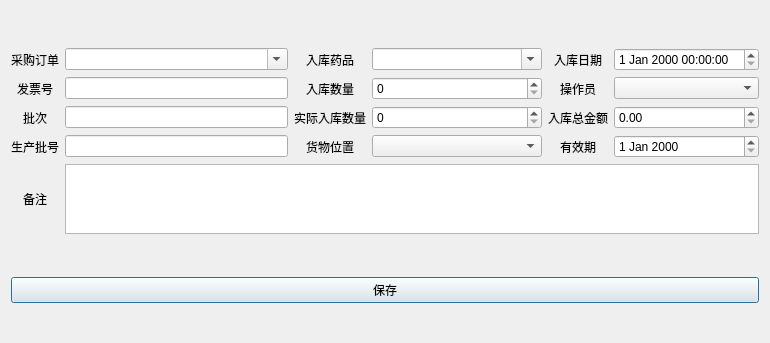
Before: the Qt Designer form ui_app/stock_in_page.ui in live1089/pharmacy_system, drawn with Qt 5.
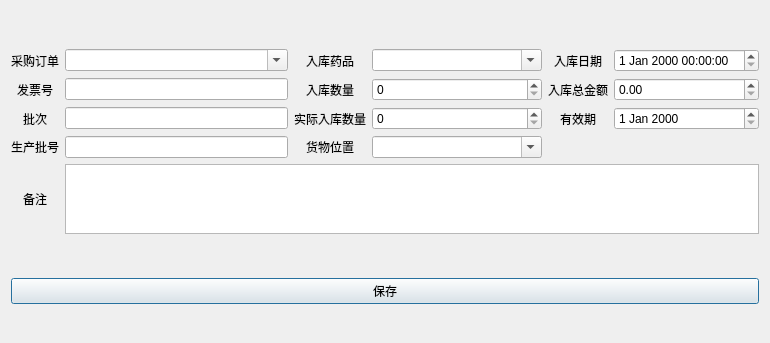
After: the same form once the commit is applied.

Diff of the .ui file:
```diff
--- a/ui_app/stock_in_page.ui
+++ b/ui_app/stock_in_page.ui
@@ -43,16 +43,6 @@
        </property>
       </widget>
      </item>
-     <item row="4" column="4">
-      <widget class="QLabel" name="label_7">
-       <property name="text">
-        <string>入库总金额</string>
-       </property>
-       <property name="alignment">
-        <set>Qt::AlignmentFlag::AlignCenter</set>
-       </property>
-      </widget>
-     </item>
      <item row="4" column="2">
       <widget class="QLabel" name="label_11">
        <property name="text">
@@ -89,9 +79,6 @@
        </property>
       </widget>
      </item>
-     <item row="7" column="5">
-      <widget class="QDateEdit" name="valid_date_edit"/>
-     </item>
      <item row="0" column="5">
       <widget class="QDateTimeEdit" name="inbound_date_time_edit"/>
      </item>
@@ -105,16 +92,6 @@
        </property>
       </widget>
      </item>
-     <item row="7" column="4">
-      <widget class="QLabel" name="label_3">
-       <property name="text">
-        <string>有效期</string>
-       </property>
-       <property name="alignment">
-        <set>Qt::AlignmentFlag::AlignCenter</set>
-       </property>
-      </widget>
-     </item>
      <item row="0" column="3">
       <widget class="QComboBox" name="stock_drug_combox">
        <property name="editable">
@@ -122,16 +99,6 @@
        </property>
       </widget>
      </item>
-     <item row="3" column="4">
-      <widget class="QLabel" name="label_4">
-       <property name="text">
-        <string>操作员</string>
-       </property>
-       <property name="alignment">
-        <set>Qt::AlignmentFlag::AlignCenter</set>
-       </property>
-      </widget>
-     </item>
      <item row="4" column="3">
       <widget class="QSpinBox" name="actual_incoming_quantity_spin_box">
        <property name="maximum">
@@ -149,9 +116,6 @@
        </property>
       </widget>
      </item>
-     <item row="3" column="5">
-      <widget class="QComboBox" name="operator_combox"/>
-     </item>
      <item row="7" column="0">
       <widget class="QLabel" name="label">
        <property name="text">
@@ -179,13 +143,6 @@
        </property>
       </widget>
      </item>
-     <item row="4" column="5">
-      <widget class="QDoubleSpinBox" name="inbound_amount_double">
-       <property name="maximum">
-        <double>999999999.990000009536743</double>
-       </property>
-      </widget>
-     </item>
      <item row="3" column="3">
       <widget class="QSpinBox" name="incoming_quantity_spin_box">
        <property name="alignment">
@@ -239,8 +196,41 @@
          <height>0</height>
         </size>
        </property>
+       <property name="editable">
+        <bool>true</bool>
+       </property>
       </widget>
      </item>
+     <item row="3" column="4">
+      <widget class="QLabel" name="label_7">
+       <property name="text">
+        <string>入库总金额</string>
+       </property>
+       <property name="alignment">
+        <set>Qt::AlignmentFlag::AlignCenter</set>
+       </property>
+      </widget>
+     </item>
+     <item row="3" column="5">
+      <widget class="QDoubleSpinBox" name="inbound_amount_double">
+       <property name="maximum">
+        <double>999999999.990000009536743</double>
+       </property>
+      </widget>
+     </item>
+     <item row="4" column="4">
+      <widget class="QLabel" name="label_3">
+       <property name="text">
+        <string>有效期</string>
+       </property>
+       <property name="alignment">
+        <set>Qt::AlignmentFlag::AlignCenter</set>
+       </property>
+      </widget>
+     </item>
+     <item row="4" column="5">
+      <widget class="QDateEdit" name="valid_date_edit"/>
+     </item>
     </layout>
    </item>
    <item row="0" column="0">
```
